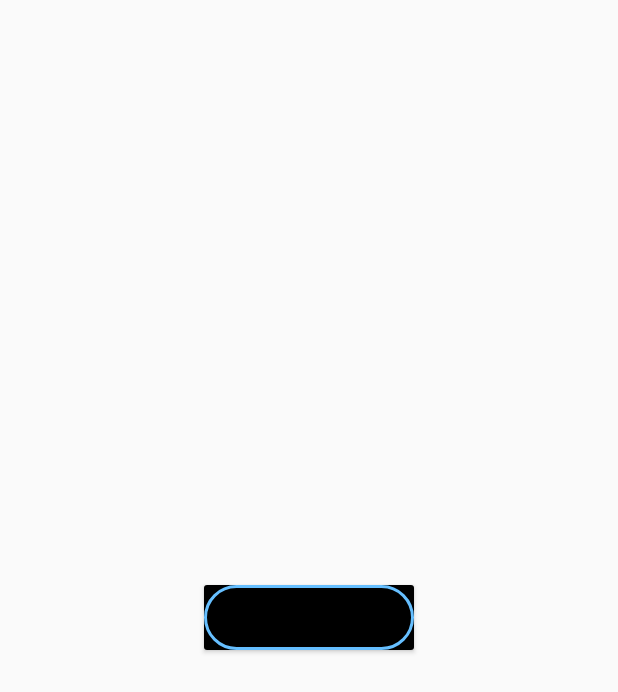
After one commit to SuperBigBang/MusHelp, an Android app: the layout item_set_list.xml on its own in the app's theme, with its tools: preview values and no code run, on a phone screen of 412 x 824 dp. The commit adds this screen. Shown: the top 692 px of the screen. Run offline under Robolectric (Android 15) with nearby library versions, the phone set to English and light mode, and no system bars.

Commit message:
feat: Set list Recycler view realized

```diff
--- a/app/src/main/java/com/superbigbang/mushelp/adapter/provider/TextItemProvider.java
+++ b/app/src/main/java/com/superbigbang/mushelp/adapter/provider/TextItemProvider.java
@@ -17,17 +17,17 @@ public class TextItemProvider extends BaseItemProvider<NormalMultipleEntity, Bas
 
     @Override
     public int layout() {
-        return R.layout.item_text_view;
+        return R.layout.item_set_list;
     }
 
     @Override
     public void convert(BaseViewHolder helper, NormalMultipleEntity data, int position) {
-        helper.setText(R.id.tv, data.content);
+        helper.setText(R.id.setListName, data.content);
     }
 
     @Override
     public void onClick(BaseViewHolder helper, NormalMultipleEntity data, int position) {
-        Toast.makeText(mContext, "click", Toast.LENGTH_SHORT).show();
+        Toast.makeText(mContext, "click on " + data.content, Toast.LENGTH_SHORT).show();
     }
 
     @Override
--- /dev/null
+++ b/app/src/main/res/layout/item_set_list.xml
@@ -0,0 +1,33 @@
+<?xml version="1.0" encoding="utf-8"?>
+<android.support.v7.widget.CardView xmlns:android="http://schemas.android.com/apk/res/android"
+    android:id="@+id/card_set_list_view"
+    android:layout_width="wrap_content"
+    android:layout_height="wrap_content"
+    android:layout_gravity="center"
+    android:layout_marginEnd="3dp"
+    android:layout_marginStart="3dp">
+
+    <LinearLayout
+        android:layout_width="match_parent"
+        android:layout_height="match_parent"
+        android:background="@color/colorPrimary"
+        android:gravity="center"
+        android:orientation="vertical">
+
+        <TextView
+            android:id="@+id/setListName"
+            android:layout_width="match_parent"
+            android:layout_height="match_parent"
+            android:background="@drawable/round_shape_btn_set_lists"
+            android:ellipsize="end"
+            android:fontFamily="@font/roboto_medium"
+            android:gravity="center"
+            android:maxLines="1"
+            android:paddingEnd="@dimen/dp_4"
+            android:paddingStart="@dimen/dp_4"
+            android:text=""
+            android:textColor="@color/cornerColor"
+            android:textSize="18sp"
+            android:textStyle="normal" />
+    </LinearLayout>
+</android.support.v7.widget.CardView>
```
Also changed, not shown: app/src/main/java/com/superbigbang/mushelp/model/DataServer.java (+3 -7 lines), app/src/main/java/com/superbigbang/mushelp/screen/topLevelActivity/TopLevelViewActivity.java (+5 -26 lines), app/src/main/res/layout/activity_top_level.xml (+2 -20 lines).
